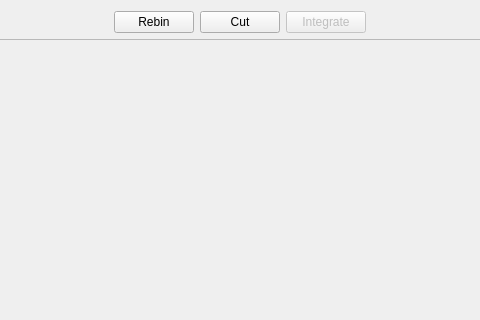
The window that Code/Mantid/Vates/VatesSimpleGui/ViewWidgets/inc/MantidVatesSimpleGuiViewWidgets/StandardView.ui (mantidproject/mantid) describes before a commit, drawn with Qt 5; both pictures show x 167 to 647 and y 0 to 320 of the 814 by 668 pixel window.
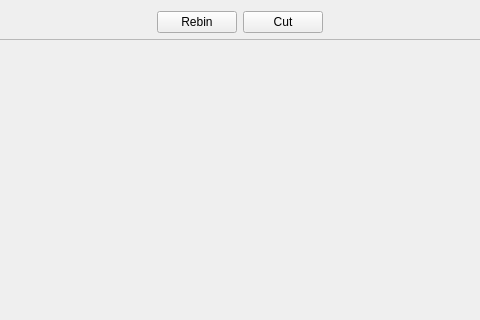
The same window after the commit.

Commit message: Refs #3866. Removing unused button.

Diff of the .ui file:
```diff
--- a/Code/Mantid/Vates/VatesSimpleGui/ViewWidgets/inc/MantidVatesSimpleGuiViewWidgets/StandardView.ui
+++ b/Code/Mantid/Vates/VatesSimpleGui/ViewWidgets/inc/MantidVatesSimpleGuiViewWidgets/StandardView.ui
@@ -43,16 +43,6 @@
        </property>
       </widget>
      </item>
-     <item>
-      <widget class="QPushButton" name="integrateButton">
-       <property name="enabled">
-        <bool>false</bool>
-       </property>
-       <property name="text">
-        <string>Integrate</string>
-       </property>
-      </widget>
-     </item>
      <item>
       <spacer name="horizontalSpacer_2">
        <property name="orientation">
```
